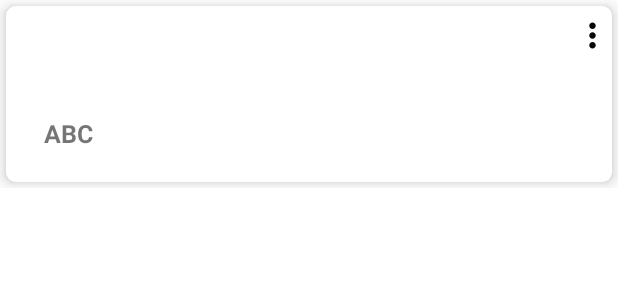
After one commit to BartekReterski/Quote-For-the-Day-2.0, an Android app: the layout favorite_items.xml on its own in the app's theme, with its tools: preview values and no code run, on a phone screen of 412 x 824 dp. The commit adds this screen. Shown: the top 300 px of the screen. Run offline under Robolectric (Android 15) with nearby library versions, the phone set to English and light mode, and no system bars.

Commit message:
dodanie opcji ulubionych cytatów i mniejsze zmiany

```diff
--- /dev/null
+++ b/Quotefortheday/app/src/main/res/drawable/more.xml
@@ -0,0 +1,5 @@
+<vector android:height="24dp" android:tint="#060606"
+    android:viewportHeight="24" android:viewportWidth="24"
+    android:width="24dp" xmlns:android="http://schemas.android.com/apk/res/android">
+    <path android:fillColor="@android:color/white" android:pathData="M12,8c1.1,0 2,-0.9 2,-2s-0.9,-2 -2,-2 -2,0.9 -2,2 0.9,2 2,2zM12,10c-1.1,0 -2,0.9 -2,2s0.9,2 2,2 2,-0.9 2,-2 -0.9,-2 -2,-2zM12,16c-1.1,0 -2,0.9 -2,2s0.9,2 2,2 2,-0.9 2,-2 -0.9,-2 -2,-2z"/>
+</vector>
--- a/Quotefortheday/app/src/main/res/layout/activity_main.xml
+++ b/Quotefortheday/app/src/main/res/layout/activity_main.xml
@@ -4,6 +4,7 @@
     xmlns:tools="http://schemas.android.com/tools"
     android:layout_width="match_parent"
     android:layout_height="match_parent"
+    android:background="@color/backgroundColor"
     tools:context=".activities.MainActivity">
 
     <TextView
--- /dev/null
+++ b/Quotefortheday/app/src/main/res/layout/favorite_items.xml
@@ -0,0 +1,52 @@
+<?xml version="1.0" encoding="utf-8"?>
+<LinearLayout xmlns:android="http://schemas.android.com/apk/res/android"
+    android:layout_width="match_parent"
+    android:layout_height="wrap_content"
+    xmlns:app="http://schemas.android.com/apk/res-auto"
+    android:orientation="vertical">
+
+    <androidx.cardview.widget.CardView
+        android:layout_width="match_parent"
+        android:layout_height="wrap_content"
+        app:cardElevation="@dimen/_5sdp"
+        app:cardCornerRadius="@dimen/_5sdp"
+        android:layout_margin="@dimen/_3sdp">
+
+        <RelativeLayout
+            android:layout_width="match_parent"
+            android:layout_height="match_parent" >
+            <ImageView
+                android:id="@+id/more_option"
+                android:layout_width="@dimen/_20sdp"
+                android:layout_height="@dimen/_20sdp"
+                android:layout_marginTop="@dimen/_5sdp"
+                android:layout_alignParentEnd="true"
+                android:layout_alignParentTop="true"
+                android:src="@drawable/more" />
+
+        </RelativeLayout>
+        <RelativeLayout
+            android:layout_width="match_parent"
+            android:layout_height="wrap_content"
+            android:padding="@dimen/_6sdp">
+
+            <TextView
+                android:id="@+id/quoteTextFavorite"
+                android:layout_width="wrap_content"
+                android:layout_height="wrap_content"
+                android:layout_marginStart="@dimen/_3sdp"
+                android:text="ABC"
+                android:padding="@dimen/_10sdp"
+                android:layout_marginTop="@dimen/_40sdp"
+                android:gravity="center"
+                android:textSize="@dimen/_13sdp"
+                android:textStyle="bold"
+                android:textAppearance="@style/Base.TextAppearance.AppCompat.Small"
+                />
+
+
+        </RelativeLayout>
+
+    </androidx.cardview.widget.CardView>
+
+</LinearLayout>
--- a/Quotefortheday/app/src/main/res/menu/main_menu.xml
+++ b/Quotefortheday/app/src/main/res/menu/main_menu.xml
@@ -8,6 +8,10 @@
         app:showAsAction="ifRoom" />
 
     <item
+        android:id="@+id/action_favorites"
+        android:title="Favorites"
+        app:showAsAction="never" />
+    <item
         android:id="@+id/action_settings"
         android:title="Settings"
         app:showAsAction="never" />
--- a/Quotefortheday/app/src/main/res/values/colors.xml
+++ b/Quotefortheday/app/src/main/res/values/colors.xml
@@ -8,4 +8,5 @@
     <color name="teal_700">#FF018786</color>
     <color name="black">#FF000000</color>
     <color name="white">#FFFFFFFF</color>
+    <color name="backgroundColor">#EFEFEF</color>
 </resources>
```
Also changed, not shown: Quotefortheday/app/src/main/AndroidManifest.xml (+16 -11 lines), Quotefortheday/app/src/main/java/com/dayquote/quotefortheday/activities/FavoriteActivity.java (added, +58 -0 lines), Quotefortheday/app/src/main/java/com/dayquote/quotefortheday/activities/MainActivity.java (+49 -1 lines), Quotefortheday/app/src/main/java/com/dayquote/quotefortheday/adapters/FavoriteAdapter.java (added, +70 -0 lines), Quotefortheday/app/src/main/java/com/dayquote/quotefortheday/models/FavoriteDatabase.java (added, +35 -0 lines), Quotefortheday/app/src/main/res/layout/activity_favorite.xml (added, +18 -0 lines).
